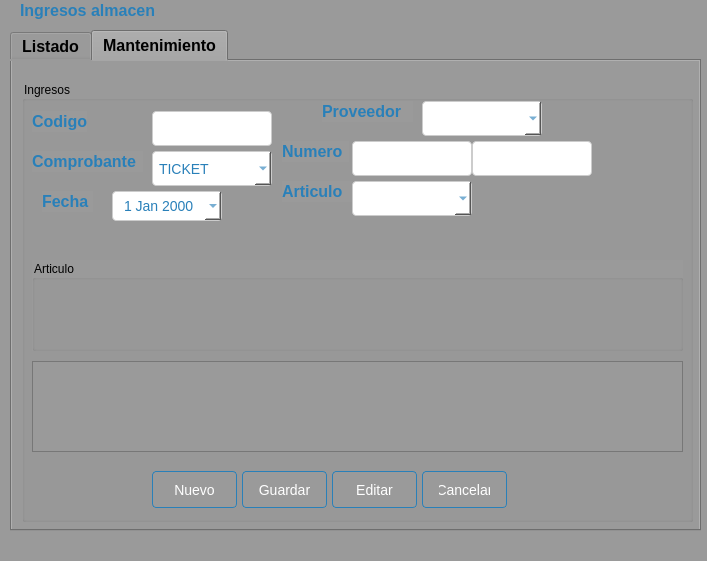
Before: the Qt Designer form Sistema de ventas/ui/FrmIngreso.ui in CodeDrTech/DevelopPython, drawn with Qt 5.
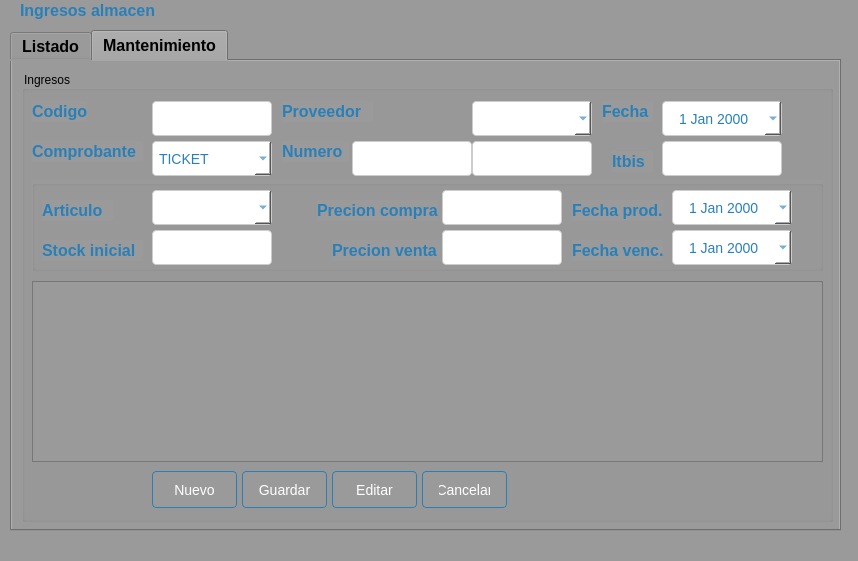
After: the same form once the commit is applied. The open tabs and pages were chosen to show the change.

```diff
--- a/Sistema de ventas/ui/FrmIngreso.ui
+++ b/Sistema de ventas/ui/FrmIngreso.ui
@@ -9,7 +9,7 @@
    <rect>
     <x>0</x>
     <y>0</y>
-    <width>707</width>
+    <width>858</width>
     <height>561</height>
    </rect>
   </property>
@@ -57,7 +57,7 @@
      <rect>
       <x>10</x>
       <y>30</y>
-      <width>691</width>
+      <width>831</width>
       <height>501</height>
      </rect>
     </property>
@@ -76,7 +76,7 @@
 }</string>
     </property>
     <property name="currentIndex">
-     <number>1</number>
+     <number>0</number>
     </property>
     <widget class="QWidget" name="tab">
      <attribute name="title">
@@ -229,7 +229,7 @@
        <string>Buscar</string>
       </property>
      </widget>
-     <widget class="QPushButton" name="btnEliminar">
+     <widget class="QPushButton" name="btnAnular">
       <property name="geometry">
        <rect>
         <x>310</x>
@@ -264,7 +264,7 @@
 </string>
       </property>
       <property name="text">
-       <string>Eliminar</string>
+       <string>Anular</string>
       </property>
      </widget>
      <widget class="QPushButton" name="btnImprimir">
@@ -308,9 +308,9 @@
       <property name="geometry">
        <rect>
         <x>10</x>
-        <y>160</y>
-        <width>671</width>
-        <height>231</height>
+        <y>110</y>
+        <width>811</width>
+        <height>341</height>
        </rect>
       </property>
       <property name="styleSheet">
@@ -513,9 +513,9 @@
       <property name="geometry">
        <rect>
         <x>10</x>
-        <y>20</y>
-        <width>671</width>
-        <height>441</height>
+        <y>10</y>
+        <width>811</width>
+        <height>451</height>
        </rect>
       </property>
       <property name="title">
@@ -549,7 +549,7 @@
        <property name="geometry">
         <rect>
          <x>130</x>
-         <y>390</y>
+         <y>400</y>
          <width>85</width>
          <height>37</height>
         </rect>
@@ -586,7 +586,7 @@
        <property name="geometry">
         <rect>
          <x>310</x>
-         <y>390</y>
+         <y>400</y>
          <width>85</width>
          <height>37</height>
         </rect>
@@ -623,7 +623,7 @@
        <property name="geometry">
         <rect>
          <x>220</x>
-         <y>390</y>
+         <y>400</y>
          <width>85</width>
          <height>37</height>
         </rect>
@@ -660,7 +660,7 @@
        <property name="geometry">
         <rect>
          <x>400</x>
-         <y>390</y>
+         <y>400</y>
          <width>85</width>
          <height>37</height>
         </rect>
@@ -803,10 +803,10 @@
       <widget class="QDateEdit" name="txtFecha">
        <property name="geometry">
         <rect>
-         <x>90</x>
-         <y>110</y>
-         <width>110</width>
-         <height>30</height>
+         <x>640</x>
+         <y>30</y>
+         <width>120</width>
+         <height>35</height>
         </rect>
        </property>
        <property name="acceptDrops">
@@ -846,8 +846,8 @@
       <widget class="QLabel" name="label_12">
        <property name="geometry">
         <rect>
-         <x>300</x>
-         <y>20</y>
+         <x>260</x>
+         <y>30</y>
          <width>91</width>
          <height>21</height>
         </rect>
@@ -921,8 +921,8 @@
       <widget class="QComboBox" name="cmbProveedor">
        <property name="geometry">
         <rect>
-         <x>400</x>
-         <y>20</y>
+         <x>450</x>
+         <y>30</y>
          <width>120</width>
          <height>35</height>
         </rect>
@@ -953,7 +953,7 @@
        <property name="geometry">
         <rect>
          <x>260</x>
-         <y>60</y>
+         <y>70</y>
          <width>67</width>
          <height>21</height>
         </rect>
@@ -977,7 +977,7 @@
        <property name="geometry">
         <rect>
          <x>330</x>
-         <y>60</y>
+         <y>70</y>
          <width>120</width>
          <height>35</height>
         </rect>
@@ -1057,7 +1057,7 @@
        <property name="geometry">
         <rect>
          <x>450</x>
-         <y>60</y>
+         <y>70</y>
          <width>120</width>
          <height>35</height>
         </rect>
@@ -1136,8 +1136,8 @@
       <widget class="QLabel" name="label_14">
        <property name="geometry">
         <rect>
-         <x>20</x>
-         <y>110</y>
+         <x>580</x>
+         <y>30</y>
          <width>51</width>
          <height>21</height>
         </rect>
@@ -1157,84 +1157,634 @@
         <string>Fecha</string>
        </property>
       </widget>
-      <widget class="QLabel" name="label_15">
-       <property name="geometry">
-        <rect>
-         <x>260</x>
-         <y>100</y>
-         <width>71</width>
-         <height>21</height>
-        </rect>
-       </property>
-       <property name="styleSheet">
-        <string notr="true">QWidget {
-    background-color: #9a9a9a;
-}
-
-QLabel {
-    color: #2980b9;
-    font-size: 16px;
-    font-weight: bold;
-}</string>
-       </property>
-       <property name="text">
-        <string>Articulo</string>
-       </property>
-      </widget>
-      <widget class="QComboBox" name="cmbArticulo">
-       <property name="geometry">
-        <rect>
-         <x>330</x>
-         <y>100</y>
-         <width>120</width>
-         <height>35</height>
-        </rect>
-       </property>
-       <property name="styleSheet">
-        <string notr="true">QComboBox {
-    background-color: #ffffff;
-    border: 1px solid #cccccc;
-    padding: 6px;
-    border-radius: 4px;
-    font-size: 14px;
-    color: #2980b9;
-}
-
-QComboBox:hover {
-    border: 1px solid #3498db;
-}
-
-QComboBox QAbstractItemView {
-    border: 1px solid #cccccc;
-    background-color: white;
-    selection-background-color: #3498db;
-}
-</string>
-       </property>
-      </widget>
       <widget class="QGroupBox" name="groupBox_2">
        <property name="geometry">
         <rect>
          <x>10</x>
-         <y>179</y>
-         <width>651</width>
+         <y>109</y>
+         <width>791</width>
          <height>91</height>
         </rect>
        </property>
        <property name="title">
-        <string>Articulo</string>
+        <string/>
        </property>
+       <widget class="QDateEdit" name="txtFechaProd">
+        <property name="geometry">
+         <rect>
+          <x>640</x>
+          <y>10</y>
+          <width>120</width>
+          <height>35</height>
+         </rect>
+        </property>
+        <property name="acceptDrops">
+         <bool>false</bool>
+        </property>
+        <property name="styleSheet">
+         <string notr="true">/* Estilos para QDateEdit */
+QDateEdit {
+    background-color: #ffffff;
+    border: 1px solid #cccccc;
+    padding: 6px;
+    border-radius: 4px;
+    font-size: 14px;
+    color: #2980b9;
+}
+
+QDateEdit:hover {
+    border: 1px solid #3498db;
+}
+
+QDateEdit QAbstractItemView {
+    border: 1px solid #cccccc;
+    background-color: white;
+    selection-background-color: #3498db;
+}
+
+
+</string>
+        </property>
+        <property name="alignment">
+         <set>Qt::AlignCenter</set>
+        </property>
+        <property name="calendarPopup">
+         <bool>true</bool>
+        </property>
+       </widget>
+       <widget class="QDateEdit" name="txtFechaVenc">
+        <property name="geometry">
+         <rect>
+          <x>640</x>
+          <y>50</y>
+          <width>120</width>
+          <height>35</height>
+         </rect>
+        </property>
+        <property name="acceptDrops">
+         <bool>false</bool>
+        </property>
+        <property name="styleSheet">
+         <string notr="true">/* Estilos para QDateEdit */
+QDateEdit {
+    background-color: #ffffff;
+    border: 1px solid #cccccc;
+    padding: 6px;
+    border-radius: 4px;
+    font-size: 14px;
+    color: #2980b9;
+}
+
+QDateEdit:hover {
+    border: 1px solid #3498db;
+}
+
+QDateEdit QAbstractItemView {
+    border: 1px solid #cccccc;
+    background-color: white;
+    selection-background-color: #3498db;
+}
+
+
+</string>
+        </property>
+        <property name="alignment">
+         <set>Qt::AlignCenter</set>
+        </property>
+        <property name="calendarPopup">
+         <bool>true</bool>
+        </property>
+       </widget>
+       <widget class="QLabel" name="label_16">
+        <property name="geometry">
+         <rect>
+          <x>540</x>
+          <y>20</y>
+          <width>91</width>
+          <height>21</height>
+         </rect>
+        </property>
+        <property name="styleSheet">
+         <string notr="true">QWidget {
+    background-color: #9a9a9a;
+}
+
+QLabel {
+    color: #2980b9;
+    font-size: 16px;
+    font-weight: bold;
+}</string>
+        </property>
+        <property name="text">
+         <string>Fecha prod.</string>
+        </property>
+       </widget>
+       <widget class="QLabel" name="label_17">
+        <property name="geometry">
+         <rect>
+          <x>540</x>
+          <y>60</y>
+          <width>91</width>
+          <height>21</height>
+         </rect>
+        </property>
+        <property name="styleSheet">
+         <string notr="true">QWidget {
+    background-color: #9a9a9a;
+}
+
+QLabel {
+    color: #2980b9;
+    font-size: 16px;
+    font-weight: bold;
+}</string>
+        </property>
+        <property name="text">
+         <string>Fecha venc.</string>
+        </property>
+       </widget>
+       <widget class="QLabel" name="label_18">
+        <property name="geometry">
+         <rect>
+          <x>285</x>
+          <y>20</y>
+          <width>121</width>
+          <height>21</height>
+         </rect>
+        </property>
+        <property name="styleSheet">
+         <string notr="true">QWidget {
+    background-color: #9a9a9a;
+}
+
+QLabel {
+    color: #2980b9;
+    font-size: 16px;
+    font-weight: bold;
+}</string>
+        </property>
+        <property name="text">
+         <string>Precion compra</string>
+        </property>
+       </widget>
+       <widget class="QLabel" name="label_19">
+        <property name="geometry">
+         <rect>
+          <x>300</x>
+          <y>60</y>
+          <width>111</width>
+          <height>21</height>
+         </rect>
+        </property>
+        <property name="styleSheet">
+         <string notr="true">QWidget {
+    background-color: #9a9a9a;
+}
+
+QLabel {
+    color: #2980b9;
+    font-size: 16px;
+    font-weight: bold;
+}</string>
+        </property>
+        <property name="text">
+         <string>Precion venta</string>
+        </property>
+       </widget>
+       <widget class="QLineEdit" name="txtPrecioCom">
+        <property name="geometry">
+         <rect>
+          <x>410</x>
+          <y>10</y>
+          <width>120</width>
+          <height>35</height>
+         </rect>
+        </property>
+        <property name="styleSheet">
+         <string notr="true">QWidget {
+    background-color: #f2f2f2;
+}
+
+QPushButton {
+    background: qlineargradient(x1: 0, y1: 0, x2: 0, y2: 1,
+                                 stop: 0 #5DADE2, stop: 1 #2980b9);
+    color: #ffffff;
+    border: 1px solid #2980b9;
+    padding: 8px 16px;
+    border-radius: 4px;
+    font-size: 14px;
+}
+
+QPushButton:hover {
+    background: qlineargradient(x1: 0, y1: 0, x2: 0, y2: 1,
+                                 stop: 0 #4DA8DB, stop: 1 #2471a3);
+    border: 1px solid #2471a3;
+}
+
+QPushButton:pressed {
+    background: qlineargradient(x1: 0, y1: 0, x2: 0, y2: 1,
+                                 stop: 0 #3C89B4, stop: 1 #1f618d);
+    border: 1px solid #1f618d;
+}
+
+QLineEdit {
+    background-color: #ffffff;
+    border: 1px solid #cccccc;
+    padding: 6px;
+    border-radius: 4px;
+    font-size: 14px;
+}
+
+QLineEdit:hover {
+    border: 1px solid #3498db;
+}
+
+QLineEdit:focus {
+    border: 1px solid #3498db;
+    outline: none;
+}
+
+QWidget {
+    background-color: #f2f2f2;
+}
+
+QLabel {
+    color: #2980b9;
+    font-size: 16px;
+    font-weight: bold;
+}
+
+QLineEdit {
+    background-color: #ffffff;
+    border: 1px solid #cccccc;
+    padding: 6px;
+    border-radius: 4px;
+    font-size: 14px;
+    color: #2980b9;
+}
+
+QLineEdit::placeholder {
+    color: #2980b9;
+    font-weight: bold;
+}
+
+</string>
+        </property>
+       </widget>
+       <widget class="QLineEdit" name="txtPrecioVen">
+        <property name="geometry">
+         <rect>
+          <x>410</x>
+          <y>50</y>
+          <width>120</width>
+          <height>35</height>
+         </rect>
+        </property>
+        <property name="styleSheet">
+         <string notr="true">QWidget {
+    background-color: #f2f2f2;
+}
+
+QPushButton {
+    background: qlineargradient(x1: 0, y1: 0, x2: 0, y2: 1,
+                                 stop: 0 #5DADE2, stop: 1 #2980b9);
+    color: #ffffff;
+    border: 1px solid #2980b9;
+    padding: 8px 16px;
+    border-radius: 4px;
+    font-size: 14px;
+}
+
+QPushButton:hover {
+    background: qlineargradient(x1: 0, y1: 0, x2: 0, y2: 1,
+                                 stop: 0 #4DA8DB, stop: 1 #2471a3);
+    border: 1px solid #2471a3;
+}
+
+QPushButton:pressed {
+    background: qlineargradient(x1: 0, y1: 0, x2: 0, y2: 1,
+                                 stop: 0 #3C89B4, stop: 1 #1f618d);
+    border: 1px solid #1f618d;
+}
+
+QLineEdit {
+    background-color: #ffffff;
+    border: 1px solid #cccccc;
+    padding: 6px;
+    border-radius: 4px;
+    font-size: 14px;
+}
+
+QLineEdit:hover {
+    border: 1px solid #3498db;
+}
+
+QLineEdit:focus {
+    border: 1px solid #3498db;
+    outline: none;
+}
+
+QWidget {
+    background-color: #f2f2f2;
+}
+
+QLabel {
+    color: #2980b9;
+    font-size: 16px;
+    font-weight: bold;
+}
+
+QLineEdit {
+    background-color: #ffffff;
+    border: 1px solid #cccccc;
+    padding: 6px;
+    border-radius: 4px;
+    font-size: 14px;
+    color: #2980b9;
+}
+
+QLineEdit::placeholder {
+    color: #2980b9;
+    font-weight: bold;
+}
+
+</string>
+        </property>
+       </widget>
+       <widget class="QComboBox" name="cmbArticulo">
+        <property name="geometry">
+         <rect>
+          <x>120</x>
+          <y>10</y>
+          <width>120</width>
+          <height>35</height>
+         </rect>
+        </property>
+        <property name="styleSheet">
+         <string notr="true">QComboBox {
+    background-color: #ffffff;
+    border: 1px solid #cccccc;
+    padding: 6px;
+    border-radius: 4px;
+    font-size: 14px;
+    color: #2980b9;
+}
+
+QComboBox:hover {
+    border: 1px solid #3498db;
+}
+
+QComboBox QAbstractItemView {
+    border: 1px solid #cccccc;
+    background-color: white;
+    selection-background-color: #3498db;
+}
+</string>
+        </property>
+       </widget>
+       <widget class="QLabel" name="label_15">
+        <property name="geometry">
+         <rect>
+          <x>10</x>
+          <y>20</y>
+          <width>71</width>
+          <height>21</height>
+         </rect>
+        </property>
+        <property name="styleSheet">
+         <string notr="true">QWidget {
+    background-color: #9a9a9a;
+}
+
+QLabel {
+    color: #2980b9;
+    font-size: 16px;
+    font-weight: bold;
+}</string>
+        </property>
+        <property name="text">
+         <string>Articulo</string>
+        </property>
+       </widget>
+       <widget class="QLineEdit" name="txtStockInicial">
+        <property name="geometry">
+         <rect>
+          <x>120</x>
+          <y>50</y>
+          <width>120</width>
+          <height>35</height>
+         </rect>
+        </property>
+        <property name="styleSheet">
+         <string notr="true">QWidget {
+    background-color: #f2f2f2;
+}
+
+QPushButton {
+    background: qlineargradient(x1: 0, y1: 0, x2: 0, y2: 1,
+                                 stop: 0 #5DADE2, stop: 1 #2980b9);
+    color: #ffffff;
+    border: 1px solid #2980b9;
+    padding: 8px 16px;
+    border-radius: 4px;
+    font-size: 14px;
+}
+
+QPushButton:hover {
+    background: qlineargradient(x1: 0, y1: 0, x2: 0, y2: 1,
+                                 stop: 0 #4DA8DB, stop: 1 #2471a3);
+    border: 1px solid #2471a3;
+}
+
+QPushButton:pressed {
+    background: qlineargradient(x1: 0, y1: 0, x2: 0, y2: 1,
+                                 stop: 0 #3C89B4, stop: 1 #1f618d);
+    border: 1px solid #1f618d;
+}
+
+QLineEdit {
+    background-color: #ffffff;
+    border: 1px solid #cccccc;
+    padding: 6px;
+    border-radius: 4px;
+    font-size: 14px;
+}
+
+QLineEdit:hover {
+    border: 1px solid #3498db;
+}
+
+QLineEdit:focus {
+    border: 1px solid #3498db;
+    outline: none;
+}
+
+QWidget {
+    background-color: #f2f2f2;
+}
+
+QLabel {
+    color: #2980b9;
+    font-size: 16px;
+    font-weight: bold;
+}
+
+QLineEdit {
+    background-color: #ffffff;
+    border: 1px solid #cccccc;
+    padding: 6px;
+    border-radius: 4px;
+    font-size: 14px;
+    color: #2980b9;
+}
+
+QLineEdit::placeholder {
+    color: #2980b9;
+    font-weight: bold;
+}
+
+</string>
+        </property>
+       </widget>
+       <widget class="QLabel" name="label_20">
+        <property name="geometry">
+         <rect>
+          <x>10</x>
+          <y>60</y>
+          <width>101</width>
+          <height>21</height>
+         </rect>
+        </property>
+        <property name="styleSheet">
+         <string notr="true">QWidget {
+    background-color: #9a9a9a;
+}
+
+QLabel {
+    color: #2980b9;
+    font-size: 16px;
+    font-weight: bold;
+}</string>
+        </property>
+        <property name="text">
+         <string>Stock inicial</string>
+        </property>
+       </widget>
       </widget>
       <widget class="QTableView" name="tbDatos2">
        <property name="geometry">
         <rect>
          <x>10</x>
-         <y>280</y>
-         <width>651</width>
-         <height>91</height>
+         <y>210</y>
+         <width>791</width>
+         <height>181</height>
         </rect>
        </property>
       </widget>
+      <widget class="QLabel" name="label_21">
+       <property name="geometry">
+        <rect>
+         <x>590</x>
+         <y>80</y>
+         <width>41</width>
+         <height>21</height>
+        </rect>
+       </property>
+       <property name="styleSheet">
+        <string notr="true">QWidget {
+    background-color: #9a9a9a;
+}
+
+QLabel {
+    color: #2980b9;
+    font-size: 16px;
+    font-weight: bold;
+}</string>
+       </property>
+       <property name="text">
+        <string>Itbis</string>
+       </property>
+      </widget>
+      <widget class="QLineEdit" name="txtItbis">
+       <property name="geometry">
+        <rect>
+         <x>640</x>
+         <y>70</y>
+         <width>120</width>
+         <height>35</height>
+        </rect>
+       </property>
+       <property name="styleSheet">
+        <string notr="true">QWidget {
+    background-color: #f2f2f2;
+}
+
+QPushButton {
+    background: qlineargradient(x1: 0, y1: 0, x2: 0, y2: 1,
+                                 stop: 0 #5DADE2, stop: 1 #2980b9);
+    color: #ffffff;
+    border: 1px solid #2980b9;
+    padding: 8px 16px;
+    border-radius: 4px;
+    font-size: 14px;
+}
+
+QPushButton:hover {
+    background: qlineargradient(x1: 0, y1: 0, x2: 0, y2: 1,
+                                 stop: 0 #4DA8DB, stop: 1 #2471a3);
+    border: 1px solid #2471a3;
+}
+
+QPushButton:pressed {
+    background: qlineargradient(x1: 0, y1: 0, x2: 0, y2: 1,
+                                 stop: 0 #3C89B4, stop: 1 #1f618d);
+    border: 1px solid #1f618d;
+}
+
+QLineEdit {
+    background-color: #ffffff;
+    border: 1px solid #cccccc;
+    padding: 6px;
+    border-radius: 4px;
+    font-size: 14px;
+}
+
+QLineEdit:hover {
+    border: 1px solid #3498db;
+}
+
+QLineEdit:focus {
+    border: 1px solid #3498db;
+    outline: none;
+}
+
+QWidget {
+    background-color: #f2f2f2;
+}
+
+QLabel {
+    color: #2980b9;
+    font-size: 16px;
+    font-weight: bold;
+}
+
+QLineEdit {
+    background-color: #ffffff;
+    border: 1px solid #cccccc;
+    padding: 6px;
+    border-radius: 4px;
+    font-size: 14px;
+    color: #2980b9;
+}
+
+QLineEdit::placeholder {
+    color: #2980b9;
+    font-weight: bold;
+}
+
+</string>
+       </property>
+      </widget>
      </widget>
     </widget>
    </widget>
```
